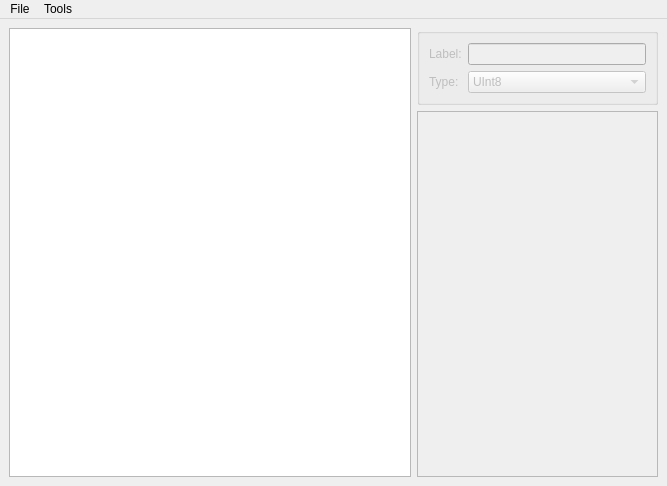
Above: ui/editors/gff/gff_editor.ui from NickHugi/PyKotor before the change. Below: the same form after it.
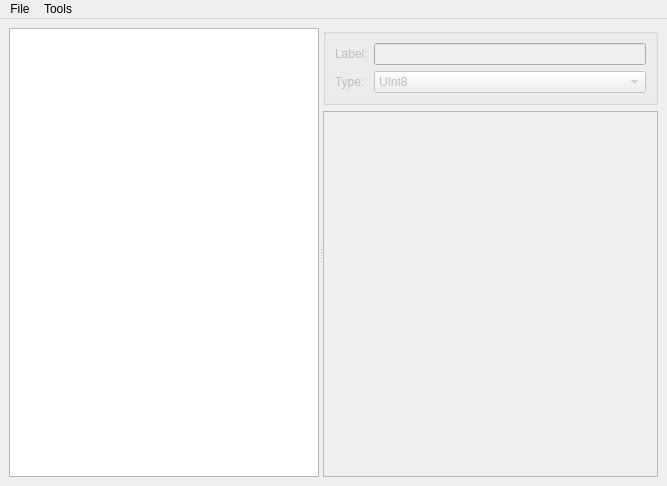
That is the form after the change. Custom widgets are drawn as their Qt base class.

Patch:
```diff
--- a/ui/editors/gff/gff_editor.ui
+++ b/ui/editors/gff/gff_editor.ui
@@ -14,8 +14,12 @@
    <string>MainWindow</string>
   </property>
   <widget class="QWidget" name="centralwidget">
-   <layout class="QHBoxLayout" name="horizontalLayout" stretch="5,3">
-    <item>
+   <layout class="QGridLayout" name="gridLayout_2">
+    <item row="0" column="0">
+     <widget class="QSplitter" name="splitter">
+      <property name="orientation">
+       <enum>Qt::Horizontal</enum>
+      </property>
      <widget class="QTreeView" name="treeView">
       <property name="font">
        <font>
@@ -32,8 +36,7 @@
        <bool>false</bool>
       </attribute>
      </widget>
-    </item>
-    <item>
+      <widget class="QWidget" name="">
      <layout class="QVBoxLayout" name="verticalLayout">
       <item>
        <widget class="QGroupBox" name="fieldBox">
@@ -529,6 +532,8 @@
        </widget>
       </item>
      </layout>
+      </widget>
+     </widget>
     </item>
    </layout>
   </widget>
```
Lines whose indentation alone changed are shown as unchanged.
